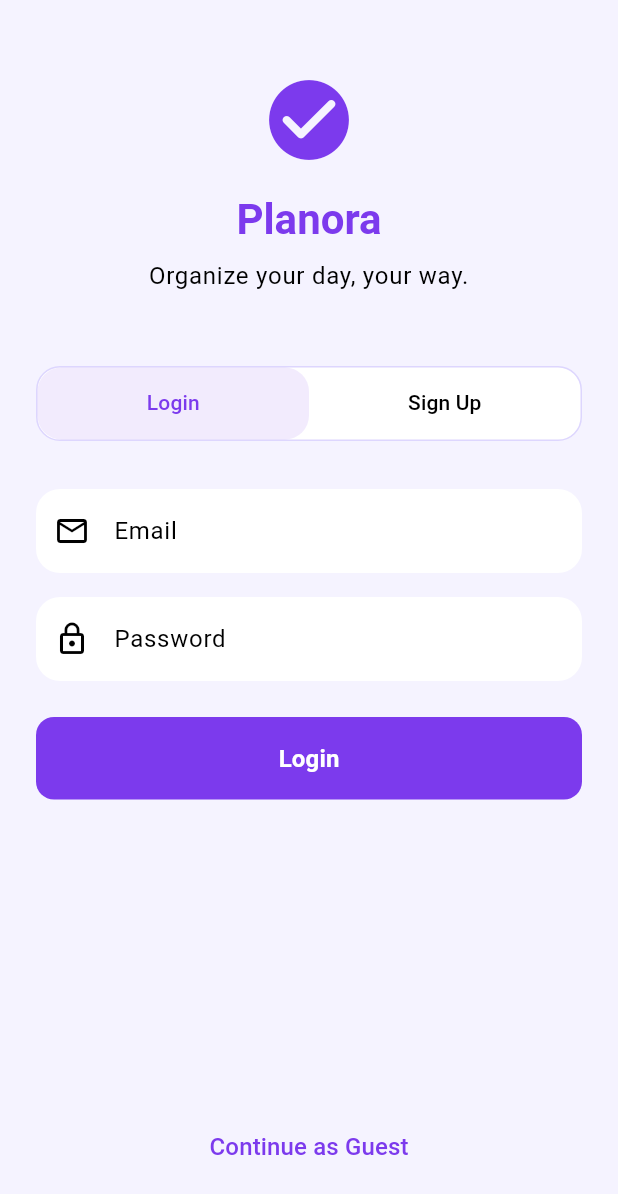
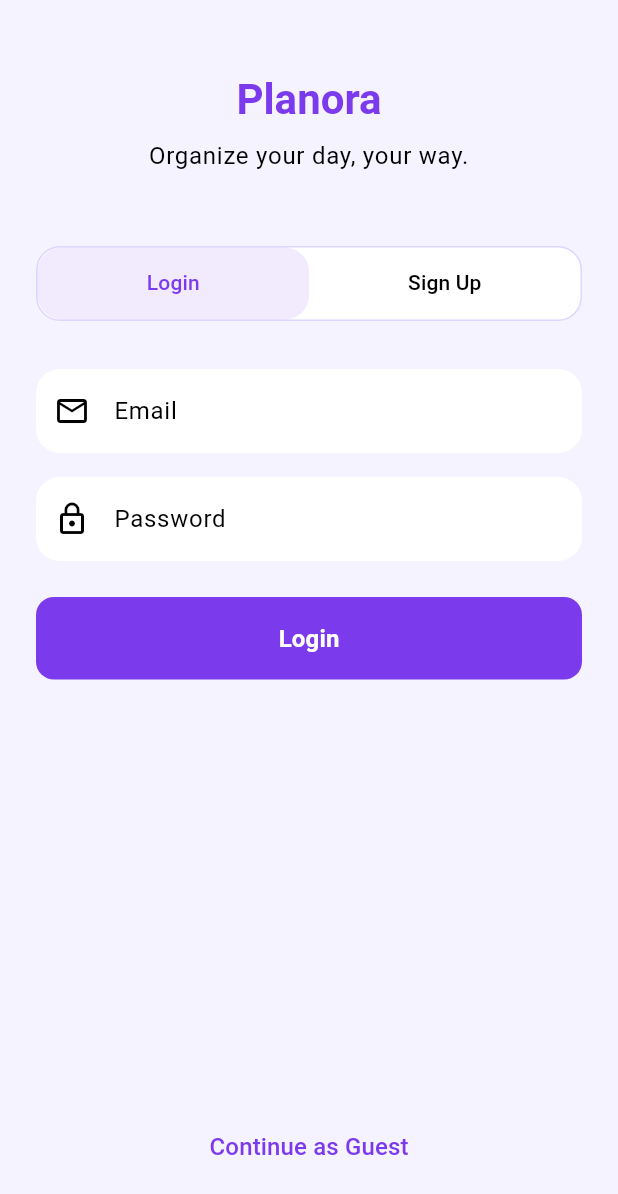
Before and after one commit to gahriee/planora, a Flutter app: the screen it shows after launch, on a phone screen of 412 x 824 dp. Shown: the top 1194 px of the screen. Run offline on Flutter 3.47's test engine with Material 3 defaults, Android fonts, the phone set to English and light mode, and no system bars; our stand-ins replace cloud_firestore, firebase_auth, firebase_core, flutter_riverpod, freezed_annotation, go_router and 1 more; accounts and stored records are empty.

Commit message:
Remove icon on auth screen

```diff
--- a/lib/views/auth/auth_screen.dart
+++ b/lib/views/auth/auth_screen.dart
@@ -74,12 +74,6 @@ class _AuthScreenState extends ConsumerState<AuthScreen> with SingleTickerProvid
                         crossAxisAlignment: CrossAxisAlignment.stretch,
                         children: [
                           const SizedBox(height: 48),
-                          Icon(
-                            Icons.check_circle_rounded,
-                            size: 64,
-                            color: theme.colorScheme.primary,
-                          ),
-                          const SizedBox(height: 16),
                           Text(
                             'Planora',
                             textAlign: TextAlign.center,
```
